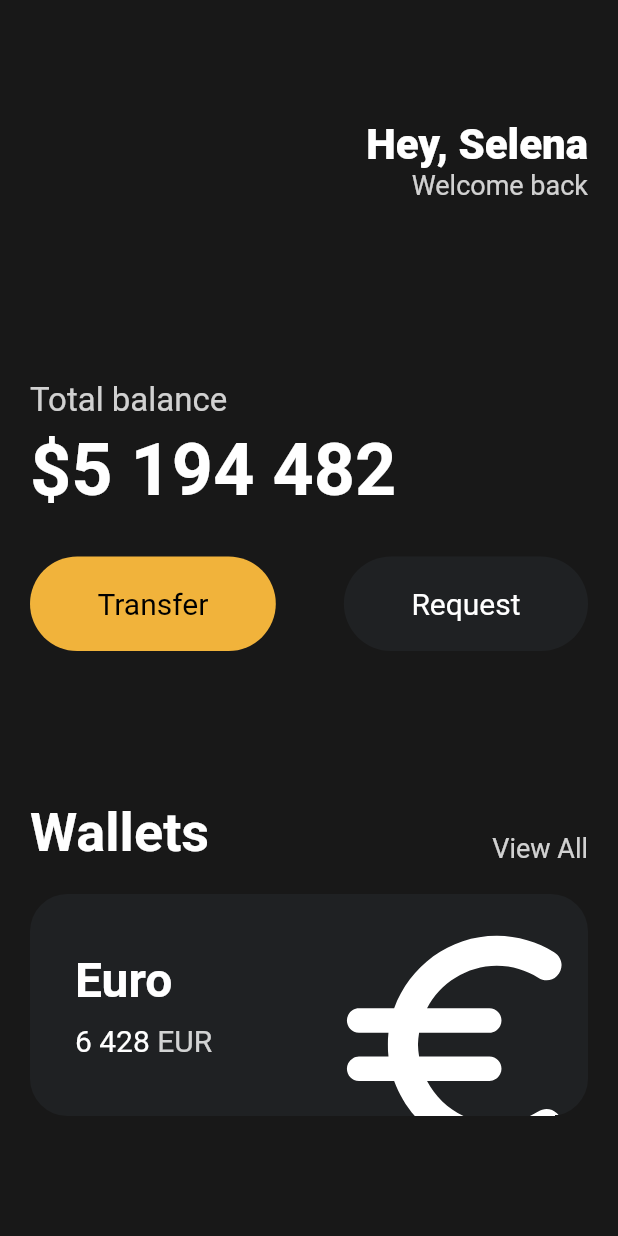
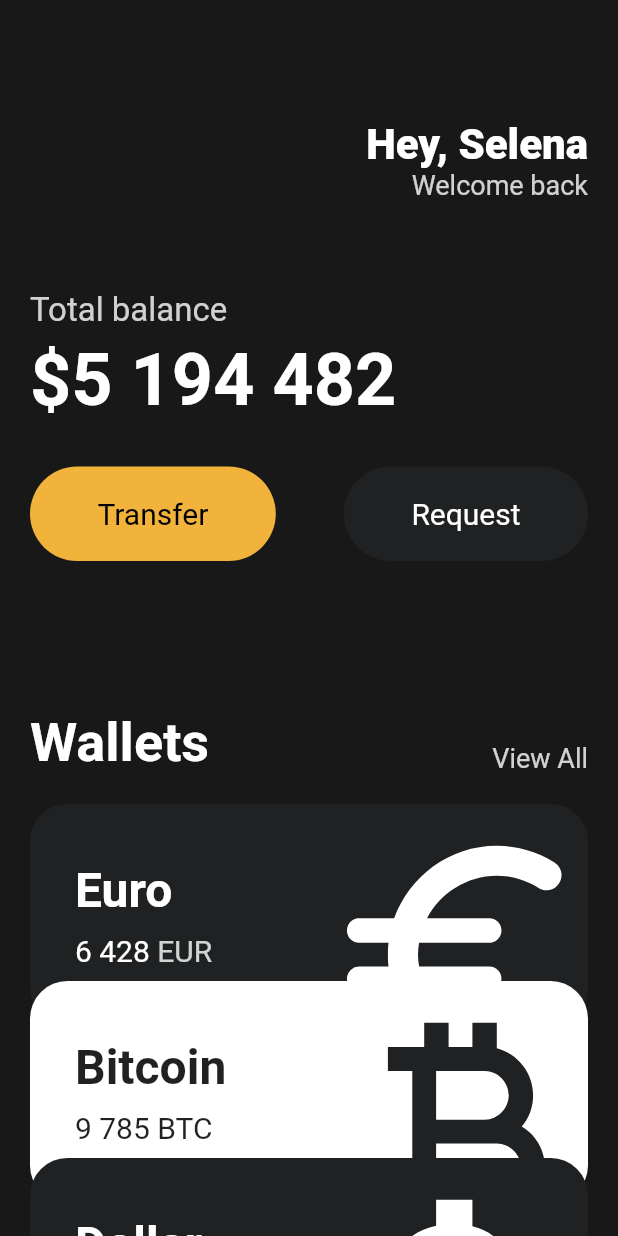
Before and after one commit to hhw12409/flutter-wallet-app, a Flutter app: the screen it shows after launch, on a phone screen of 412 x 824 dp. Run offline on Flutter 3.47's test engine with Material 2 defaults, Android fonts, the phone set to English and light mode, and no system bars.

```diff
--- a/lib/main.dart
+++ b/lib/main.dart
@@ -1,5 +1,6 @@
 import 'package:flutter/material.dart';
 import 'package:webtoon_app/widgets/button.dart';
+import 'package:webtoon_app/widgets/currency_card.dart';
 
 void main() {
   runApp(App());
@@ -11,7 +12,8 @@ class App extends StatelessWidget {
     return MaterialApp(
       home: Scaffold(
         backgroundColor: const Color(0xFF181818),
-        body: Padding(
+        body: SingleChildScrollView(
+          child: Padding(
             padding: const EdgeInsets.symmetric(horizontal: 20),
             child: Column(
               crossAxisAlignment: CrossAxisAlignment.start,
@@ -43,7 +45,7 @@ class App extends StatelessWidget {
                   ],
                 ),
                 const SizedBox(
-                height: 120,
+                  height: 60,
                 ),
                 Text(
                   'Total balance',
@@ -106,68 +108,32 @@ class App extends StatelessWidget {
                 const SizedBox(
                   height: 20,
                 ),
-              Container(
-                clipBehavior: Clip.hardEdge,
-                decoration: BoxDecoration(
-                  color: const Color(0xFF1F2123),
-                  borderRadius: BorderRadius.circular(25),
+                const CurrencyCard(
+                  name: "Euro",
+                  code: "EUR",
+                  amount: "6 428",
+                  icon: Icons.euro_rounded,
+                  isInverted: false,
+                  order: 0,
                 ),
-                child: Padding(
-                  padding: const EdgeInsets.all(30),
-                  child: Row(
-                    mainAxisAlignment: MainAxisAlignment.spaceBetween,
-                    children: [
-                      Column(
-                        crossAxisAlignment: CrossAxisAlignment.start,
-                        children: [
-                          const Text(
-                            'Euro',
-                            style: TextStyle(
-                              color: Colors.white,
-                              fontSize: 32,
-                              fontWeight: FontWeight.w600,
+                const CurrencyCard(
+                  name: "Bitcoin",
+                  code: "BTC",
+                  amount: "9 785",
+                  icon: Icons.currency_bitcoin,
+                  isInverted: true,
+                  order: 1,
                 ),
-                          ),
-                          const SizedBox(
-                            height: 10,
-                          ),
-                          Row(
-                            children: [
-                              const Text(
-                                '6 428',
-                                style: TextStyle(
-                                  color: Colors.white,
-                                  fontSize: 20,
-                                ),
-                              ),
-                              const SizedBox(width: 5),
-                              Text(
-                                'EUR',
-                                style: TextStyle(
-                                  color: Colors.white.withOpacity(0.8),
-                                  fontSize: 20,
-                                ),
+                const CurrencyCard(
+                  name: "Dollar",
+                  code: "USD",
+                  amount: "428",
+                  icon: Icons.attach_money_outlined,
+                  isInverted: false,
+                  order: 2,
                 ),
               ],
             ),
-                        ],
-                      ),
-                      Transform.scale(
-                        scale: 2.2,
-                        child: Transform.translate(
-                          offset: const Offset(-5, 12),
-                          child: const Icon(
-                            Icons.euro_rounded,
-                            color: Colors.white,
-                            size: 88,
-                          ),
-                        ),
-                      )
-                    ],
-                  ),
-                ),
-              )
-            ],
           ),
         ),
       ),
--- a/lib/widgets/currency_card.dart
+++ b/lib/widgets/currency_card.dart
@@ -3,20 +3,28 @@ import 'package:flutter/material.dart';
 class CurrencyCard extends StatelessWidget {
   final String name, code, amount;
   final IconData icon;
+  final bool isInverted;
+  final int order;
+
+  final _blackColor = const Color(0xFF1F2123);
 
   const CurrencyCard({
     required this.name,
     required this.code,
     required this.amount,
     required this.icon,
+    required this.isInverted,
+    required this.order,
   });
 
   @override
   Widget build(BuildContext context) {
-    return Container(
+    return Transform.translate(
+      offset: Offset(0, order * -30),
+      child: Container(
         clipBehavior: Clip.hardEdge,
         decoration: BoxDecoration(
-        color: const Color(0xFF1F2123),
+          color: isInverted ? Colors.white : _blackColor,
           borderRadius: BorderRadius.circular(25),
         ),
         child: Padding(
@@ -29,8 +37,8 @@ class CurrencyCard extends StatelessWidget {
                 children: [
                   Text(
                     name,
-                  style: const TextStyle(
-                    color: Colors.white,
+                    style: TextStyle(
+                      color: isInverted ? _blackColor : Colors.white,
                       fontSize: 32,
                       fontWeight: FontWeight.w600,
                     ),
@@ -42,8 +50,8 @@ class CurrencyCard extends StatelessWidget {
                     children: [
                       Text(
                         amount,
-                      style: const TextStyle(
-                        color: Colors.white,
+                        style: TextStyle(
+                          color: isInverted ? _blackColor : Colors.white,
                           fontSize: 20,
                         ),
                       ),
@@ -51,7 +59,9 @@ class CurrencyCard extends StatelessWidget {
                       Text(
                         code,
                         style: TextStyle(
-                        color: Colors.white.withOpacity(0.8),
+                          color: isInverted
+                              ? _blackColor
+                              : Colors.white.withOpacity(0.8),
                           fontSize: 20,
                         ),
                       ),
@@ -65,7 +75,7 @@ class CurrencyCard extends StatelessWidget {
                   offset: const Offset(-5, 12),
                   child: Icon(
                     icon,
-                  color: Colors.white,
+                    color: isInverted ? _blackColor : Colors.white,
                     size: 88,
                   ),
                 ),
@@ -73,6 +83,7 @@ class CurrencyCard extends StatelessWidget {
             ],
           ),
         ),
+      ),
     );
   }
 }
```
Lines whose indentation alone changed are shown as unchanged.
